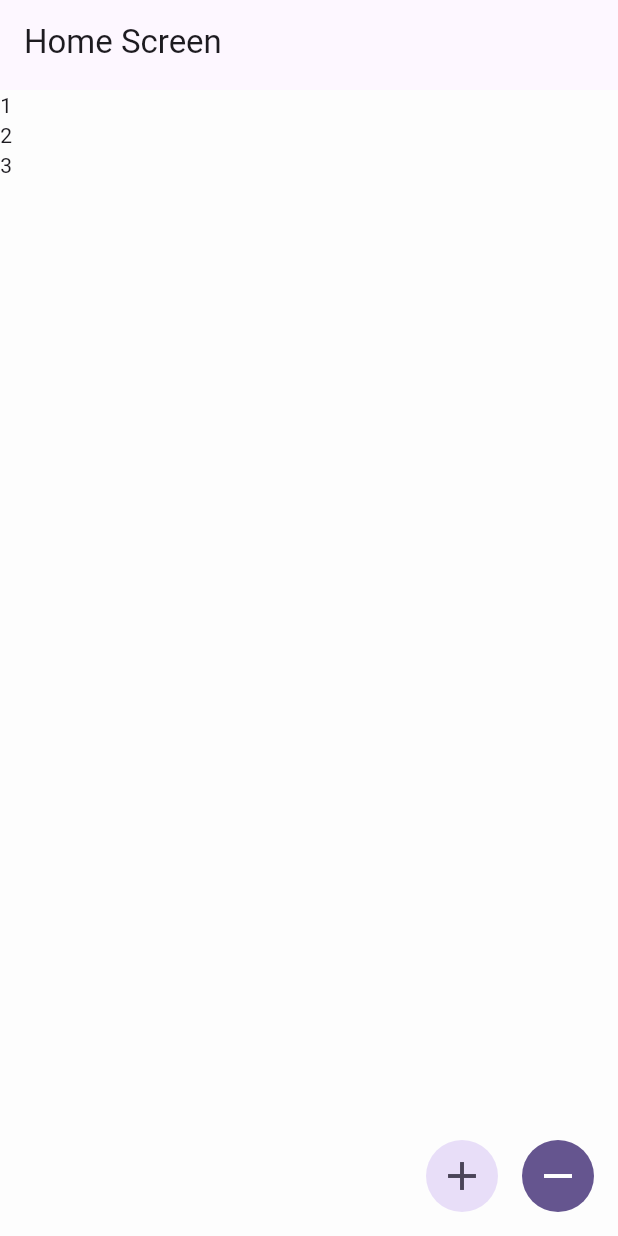
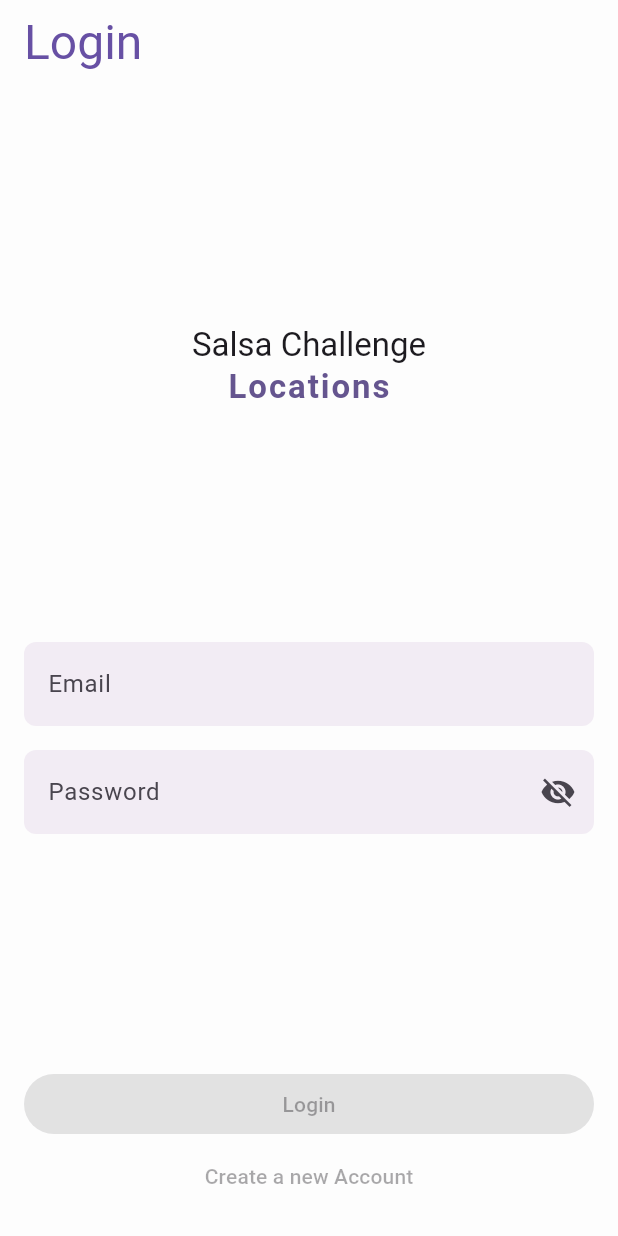
Before and after one commit to PedroSchwarz/salsa_challenge, a Flutter app: the screen it shows after launch, on a phone screen of 412 x 824 dp. Run offline on Flutter 3.47's test engine with Material 3 defaults, Android fonts, the phone set to English and light mode, and no system bars; our stand-ins replace clock, drift, drift_flutter, flutter_mobx, flutter_secure_storage, freezed_annotation and 6 more; accounts and stored records are empty; generated files the repository leaves out were written again; statements that could not run were skipped.

Commit message:
Auth UI Layer (#3)
* Misc files

* Update app theme

* Create tests for auth repository and login store

* Create login store

* Create login screen

* Update auth barrel file

* Add login route and redirect logic based on current user stream

* Update DI

```diff
--- a/lib/app/theming/app_theme.dart
+++ b/lib/app/theming/app_theme.dart
@@ -12,6 +12,11 @@ class AppTheme {
     brightness: Brightness.light,
     colorScheme: ColorScheme.fromSeed(seedColor: primaryPurple, brightness: Brightness.light),
     scaffoldBackgroundColor: lightBackgroundColor,
+    appBarTheme: const AppBarTheme(
+      centerTitle: false,
+      titleTextStyle: TextStyle(fontSize: 32, color: primaryPurple),
+      backgroundColor: lightBackgroundColor,
+    ),
   );
 
   static final ThemeData darkTheme = ThemeData(
@@ -19,5 +24,10 @@ class AppTheme {
     brightness: Brightness.dark,
     colorScheme: ColorScheme.fromSeed(seedColor: primaryPurpleLight, brightness: Brightness.dark),
     scaffoldBackgroundColor: darkBackgroundColor,
+    appBarTheme: const AppBarTheme(
+      centerTitle: false,
+      titleTextStyle: TextStyle(fontSize: 32, color: primaryPurpleLight),
+      backgroundColor: darkBackgroundColor,
+    ),
   );
 }
--- a/lib/features/auth/auth.dart
+++ b/lib/features/auth/auth.dart
@@ -8,3 +8,5 @@ export 'data/models/user_data.dart';
 export 'data/repositories/auth_repository.dart';
 export 'data/repositories/credentials_repository.dart';
 export 'data/repositories/user_repository.dart';
+export 'ui/stores/login_store.dart';
+export 'ui/views/login_screen.dart';
--- /dev/null
+++ b/lib/features/auth/ui/views/login_screen.dart
@@ -0,0 +1,141 @@
+import 'package:flutter/material.dart';
+import 'package:flutter_mobx/flutter_mobx.dart';
+import 'package:go_router/go_router.dart';
+import 'package:mobx/mobx.dart';
+import 'package:salsa_challenge/app/app.dart';
+import 'package:salsa_challenge/features/auth/ui/stores/login_store.dart';
+import 'package:salsa_challenge/features/home/home.dart';
+
+class LoginScreen extends StatefulWidget {
+  const LoginScreen({super.key});
+
+  static const routeName = 'login';
+
+  @override
+  State<LoginScreen> createState() => _LoginScreenState();
+}
+
+class _LoginScreenState extends State<LoginScreen> {
+  final store = getIt<LoginStore>();
+
+  final TextEditingController emailController = TextEditingController();
+  final TextEditingController passwordController = TextEditingController();
+  late ReactionDisposer _errorDisposer;
+  late ReactionDisposer _authenticatedDisposer;
+
+  @override
+  void initState() {
+    super.initState();
+    _errorDisposer = reaction<String?>((_) => store.errorMessage, (errorMessage) {
+      if (errorMessage != null) {
+        ScaffoldMessenger.of(context).showSnackBar(SnackBar(content: Text(errorMessage)));
+      }
+    });
+
+    _authenticatedDisposer = reaction<bool>((_) => store.isAuthenticated, (isAuthenticated) {
+      if (isAuthenticated) {
+        context.goNamed(HomeScreen.routeName);
+      }
+    });
+  }
+
+  @override
+  void dispose() {
+    emailController.dispose();
+    passwordController.dispose();
+    _errorDisposer();
+    _authenticatedDisposer();
+    super.dispose();
+  }
+
+  @override
+  Widget build(BuildContext context) {
+    final theme = Theme.of(context);
+
+    return GestureDetector(
+      onTap: () => FocusScope.of(context).unfocus(),
+      child: Scaffold(
+        appBar: AppBar(
+          title: const Text('Login'),
+          bottom: PreferredSize(
+            preferredSize: const Size(double.infinity, AppSpacing.xs),
+            child: Observer(
+              builder: (context) {
+                if (store.isSubmitting) {
+                  return const LinearProgressIndicator();
+                }
+                return const SizedBox.shrink();
+              },
+            ),
+          ),
+        ),
+        body: SafeArea(
+          child: Padding(
+            padding: const EdgeInsets.all(AppSpacing.md),
+            child: Column(
+              spacing: AppSpacing.md,
+              children: [
+                const Spacer(),
+                Column(
+                  children: [
+                    Text('Salsa Challenge', style: theme.textTheme.titleLarge),
+                    Text(
+                      'Locations',
+                      style: theme.textTheme.titleLarge?.copyWith(fontWeight: FontWeight.bold, color: theme.colorScheme.primary, letterSpacing: 1.3),
+                    ),
+                  ],
+                ),
+                const Spacer(),
+                TextField(
+                  onChanged: store.setEmail,
+                  controller: emailController,
+                  decoration: InputDecoration(
+                    labelText: 'Email',
+                    border: OutlineInputBorder(borderRadius: BorderRadius.circular(AppSpacing.sm), borderSide: BorderSide.none),
+                    focusedBorder: OutlineInputBorder(borderRadius: BorderRadius.circular(AppSpacing.sm)),
+                    fillColor: theme.colorScheme.surfaceContainer,
+                    filled: true,
+                  ),
+                  keyboardType: TextInputType.emailAddress,
+                ),
+                Observer(
+                  builder: (context) {
+                    return TextField(
+                      onChanged: store.setPassword,
+                      controller: passwordController,
+                      decoration: InputDecoration(
+                        labelText: 'Password',
+                        border: OutlineInputBorder(borderRadius: BorderRadius.circular(AppSpacing.sm), borderSide: BorderSide.none),
+                        focusedBorder: OutlineInputBorder(borderRadius: BorderRadius.circular(AppSpacing.sm)),
+                        fillColor: theme.colorScheme.surfaceContainer,
+                        filled: true,
+                        suffixIcon: IconButton(
+                          onPressed: store.toggleShowPassword,
+                          tooltip: store.showPassword ? 'Show password' : 'Hide password',
+                          icon: store.showPassword ? const Icon(Icons.visibility) : const Icon(Icons.visibility_off),
+                        ),
+                      ),
+                      obscureText: store.showPassword,
+                    );
+                  },
+                ),
+                const Spacer(),
+                Column(
+                  crossAxisAlignment: CrossAxisAlignment.stretch,
+                  children: [
+                    Observer(
+                      builder: (context) {
+                        return FilledButton(onPressed: store.canSubmit ? store.login : null, child: const Text('Login'));
+                      },
+                    ),
+                    const TextButton(onPressed: null, child: Text('Create a new Account')),
+                  ],
+                ),
+              ],
+            ),
+          ),
+        ),
+      ),
+    );
+  }
+}
```
Also changed, not shown: lib/app/dependencies/locator.dart (+5 -2 lines), lib/app/ui/navigation.dart (+44 -3 lines), lib/features/auth/ui/stores/login_store.dart (added, +86 -0 lines), lib/features/auth/ui/stores/login_store.g.dart (added), 6 other files.
